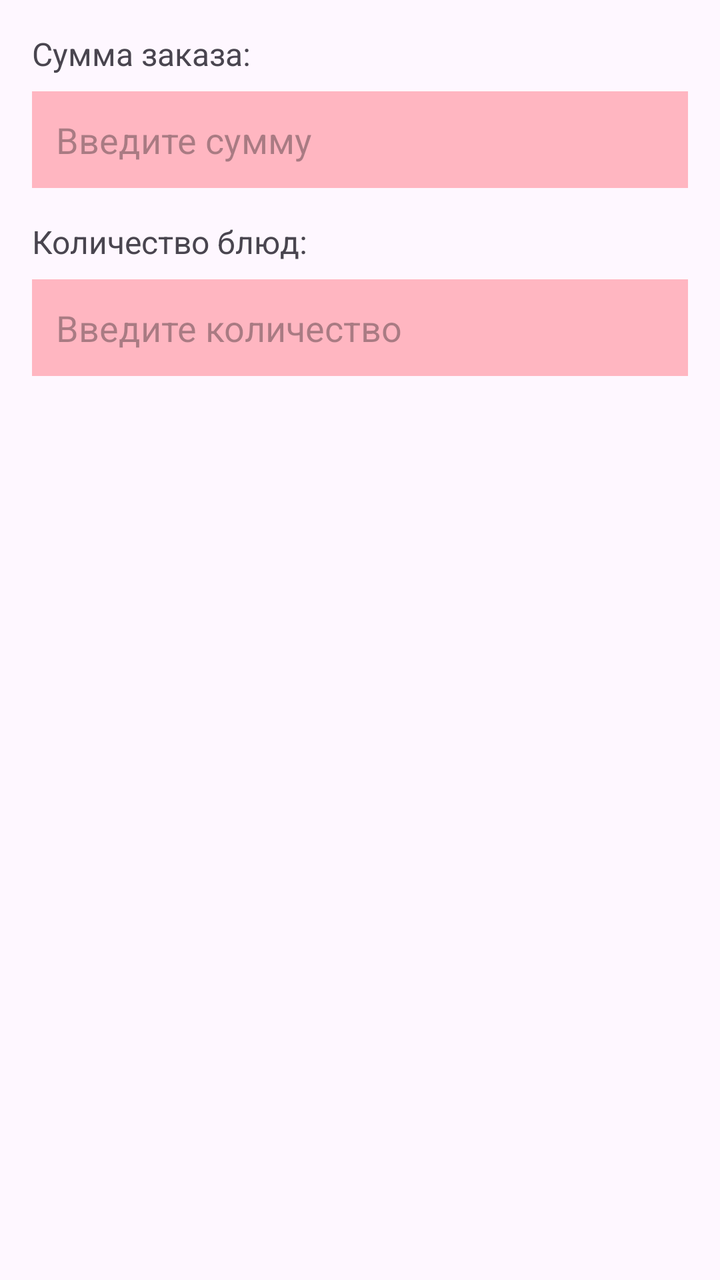
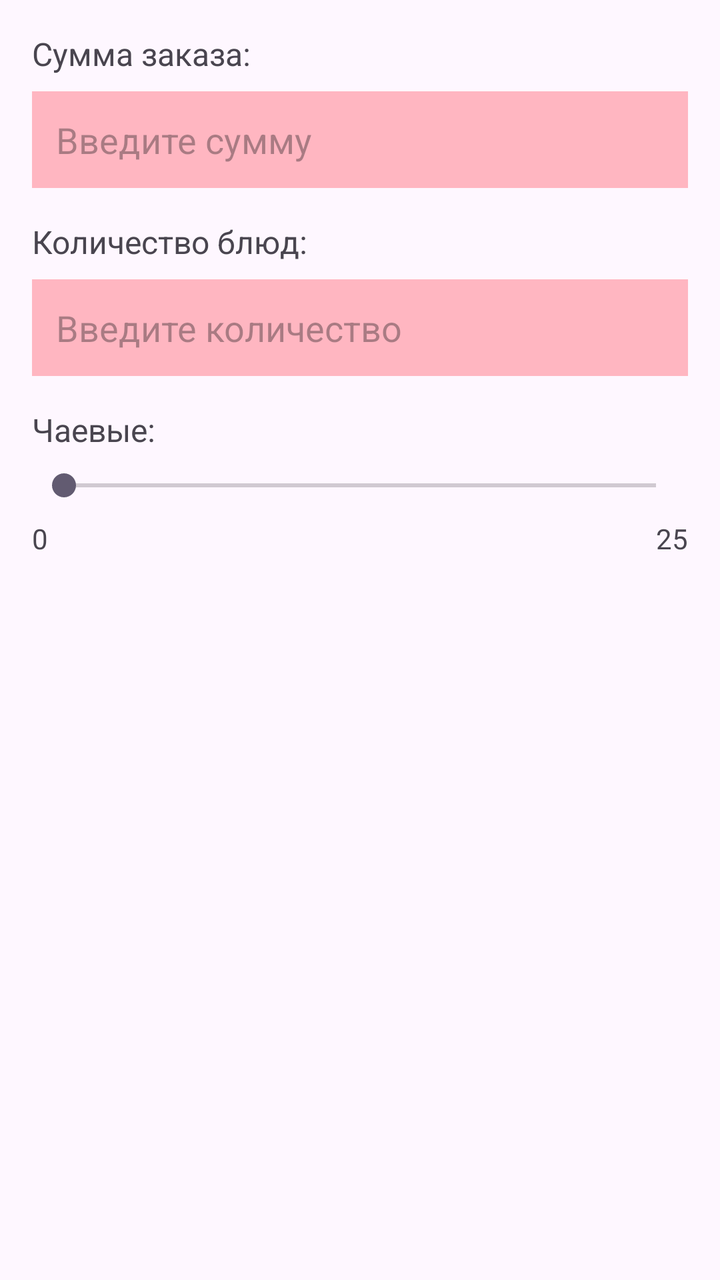

Screens rendered from an Android XML layout before and after an edit, with the pre-edit source and the edit as a unified diff.
<!-- AndroidManifest.xml: application theme Theme.OrderCalculator -->
<!-- res/layout/activity_main.xml -->
<?xml version="1.0" encoding="utf-8"?>
<ScrollView xmlns:android="http://schemas.android.com/apk/res/android"
    android:layout_width="match_parent"
    android:layout_height="match_parent"
    android:padding="16dp">

    <LinearLayout
        android:layout_width="match_parent"
        android:layout_height="wrap_content"
        android:orientation="vertical">

        <TextView
            android:layout_width="wrap_content"
            android:layout_height="wrap_content"
            android:text="Сумма заказа:"
            android:textSize="16sp"
            android:layout_marginBottom="8dp"/>

        <EditText
            android:id="@+id/etOrderSum"
            android:layout_width="match_parent"
            android:layout_height="wrap_content"
            android:inputType="numberDecimal"
            android:hint="Введите сумму"
            android:background="#FFB6C1"
            android:padding="12dp"
            android:layout_marginBottom="16dp"/>

        <TextView
            android:layout_width="wrap_content"
            android:layout_height="wrap_content"
            android:text="Количество блюд:"
            android:textSize="16sp"
            android:layout_marginBottom="8dp"/>

        <EditText
            android:id="@+id/etDishesCount"
            android:layout_width="match_parent"
            android:layout_height="wrap_content"
            android:inputType="number"
            android:hint="Введите количество"
            android:background="#FFB6C1"
            android:padding="12dp"
            android:layout_marginBottom="16dp"/>

    </LinearLayout>
</ScrollView>
<!-- resources referenced by this layout -->
<resources>
  <style name="Theme.OrderCalculator" parent="Base.Theme.OrderCalculator" />
  <style name="Base.Theme.OrderCalculator" parent="Theme.Material3.DayNight.NoActionBar">
          
          
      </style>
</resources>

<!-- the commit's change to res/layout/activity_main.xml (unified diff, before → after) -->
@@ -42,6 +42,47 @@
             android:background="#FFB6C1"
             android:padding="12dp"
             android:layout_marginBottom="16dp"/>
+        <TextView
+            android:layout_width="wrap_content"
+            android:layout_height="wrap_content"
+            android:text="Чаевые:"
+            android:textSize="16sp"
+            android:layout_marginBottom="8dp"/>
+
+        <SeekBar
+            android:id="@+id/seekBarTip"
+            android:layout_width="match_parent"
+            android:layout_height="wrap_content"
+            android:max="25"
+            android:progress="0"
+            android:layout_marginBottom="8dp"/>
+
+        <LinearLayout
+            android:layout_width="match_parent"
+            android:layout_height="wrap_content"
+            android:orientation="horizontal"
+            android:layout_marginBottom="16dp">
+
+            <TextView
+                android:id="@+id/tvTipMin"
+                android:layout_width="wrap_content"
+                android:layout_height="wrap_content"
+                android:text="0"
+                android:textSize="14sp"/>
+
+            <View
+                android:layout_width="0dp"
+                android:layout_height="0dp"
+                android:layout_weight="1"/>
+
+            <TextView
+                android:id="@+id/tvTipMax"
+                android:layout_width="wrap_content"
+                android:layout_height="wrap_content"
+                android:text="25"
+                android:textSize="14sp"/>
+        </LinearLayout>
 
     </LinearLayout>
+
 </ScrollView>
